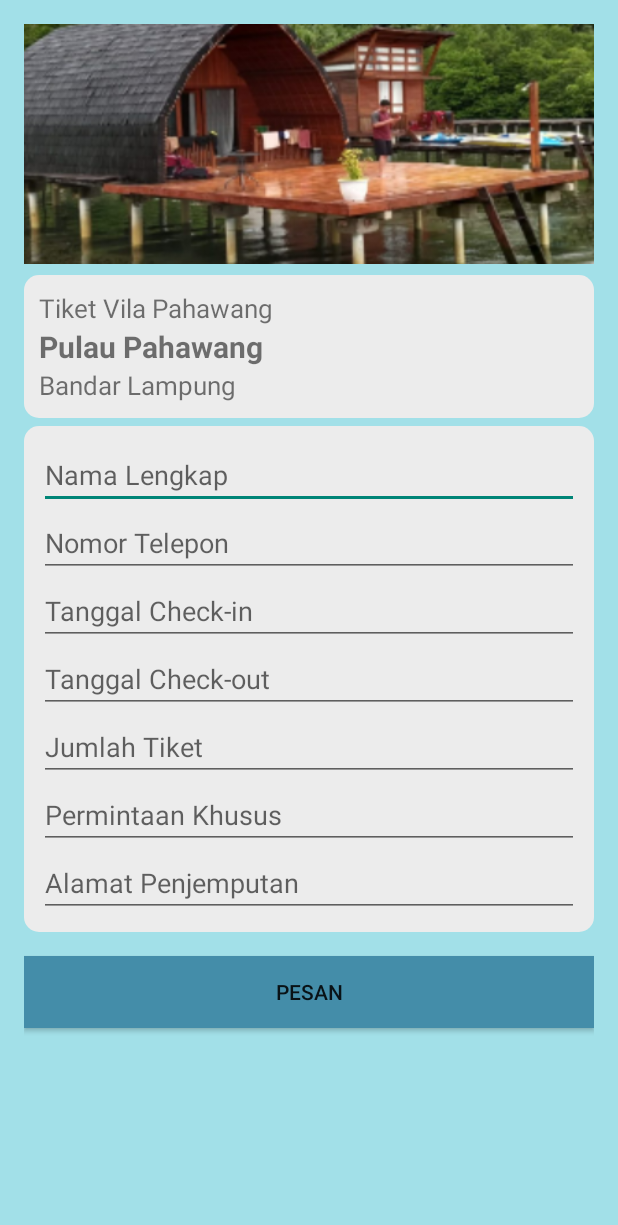
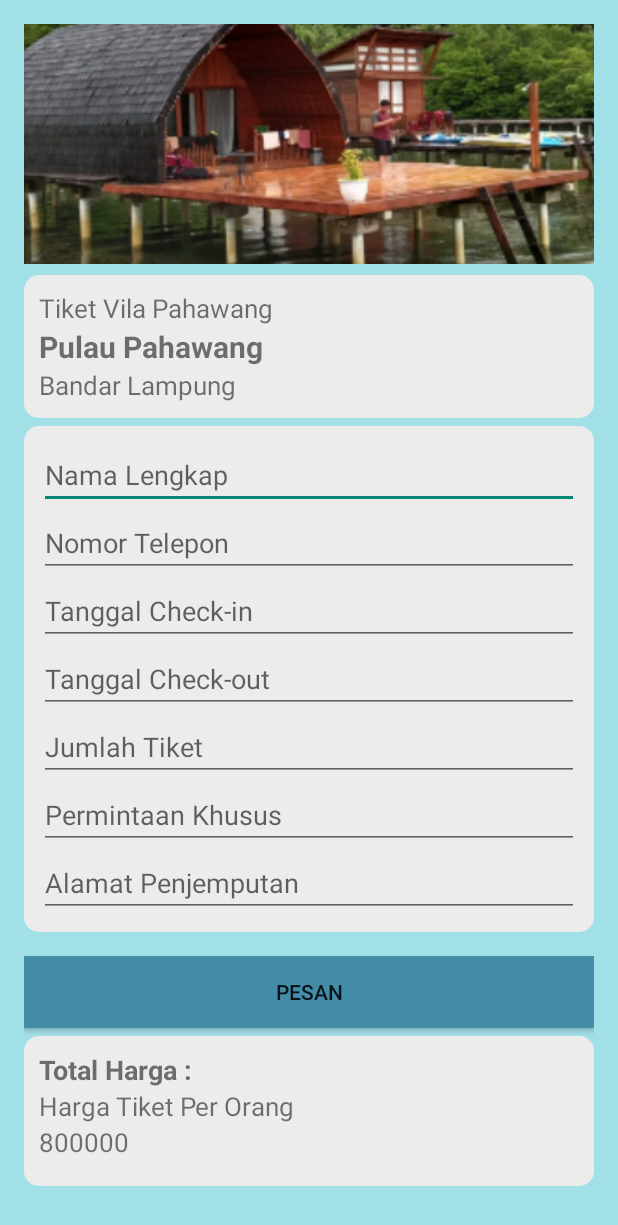
Before and after one commit to emiyuspita/PM-SI21CDX-TWIN-TITANS, an Android app: the TiketVillaDuaActivity screen opened directly, with no data from a screen before it, on a phone screen of 412 x 824 dp. Shown: the top 1225 px of the screen. Run offline under Robolectric (Android 15) with nearby library versions, the phone set to English and light mode, and no system bars; 1 statement that could not run was skipped.

Commit message:
yovi : Penambahan total harga pada tiket villa tiga

```diff
--- a/Program/app/src/main/res/layout/activity_tiket_villa_dua.xml
+++ b/Program/app/src/main/res/layout/activity_tiket_villa_dua.xml
@@ -125,6 +125,36 @@
             android:text="Pesan"
             android:background="#448da9"/>
 
+        <LinearLayout
+            android:layout_width="match_parent"
+            android:layout_height="100dp"
+            android:layout_marginTop="5dp"
+            android:background="@drawable/background"
+            android:padding="10dp"
+            android:orientation="vertical">
+
+            <TextView
+                android:id="@+id/txt_total"
+                android:layout_width="match_parent"
+                android:layout_height="wrap_content"
+                android:text="Total Harga : "
+                android:textStyle="bold"
+                android:textSize="18sp"/>
+
+            <TextView
+                android:id="@+id/tvTotalPrice1"
+                android:layout_width="match_parent"
+                android:layout_height="wrap_content"
+                android:text="Harga Tiket Per Orang "
+                android:textSize="17dp"/>
+
+            <TextView
+                android:layout_width="match_parent"
+                android:layout_height="wrap_content"
+                android:text="800000"
+                android:textSize="17dp"/>
+        </LinearLayout>
+
 
     </LinearLayout>
 </ScrollView>
```
